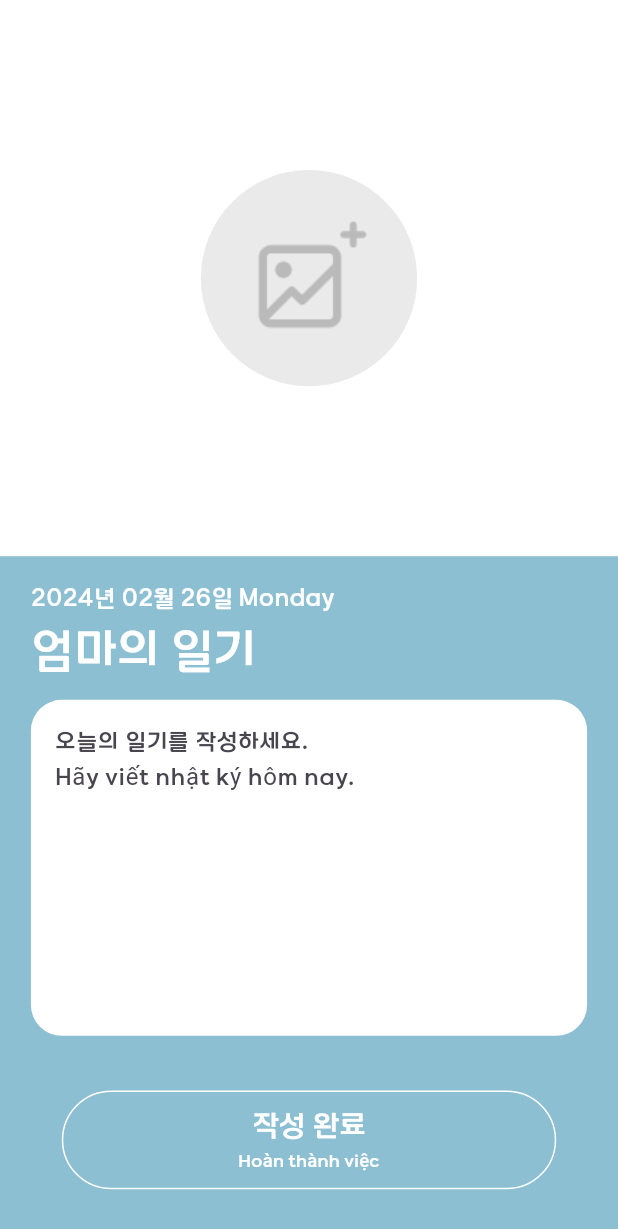
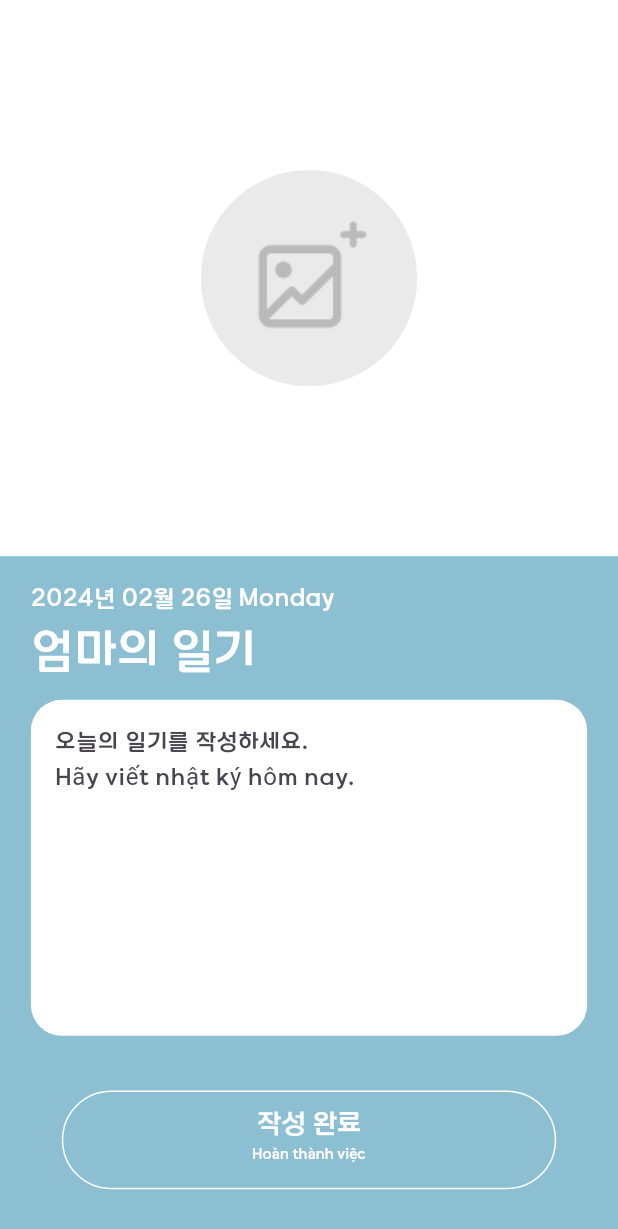
Before and after one commit to jhchoi316/provider_flutter, a Flutter app: the ParentUpload screen opened by its route, on a phone screen of 412 x 824 dp. Shown: the top 1229 px of the screen. Run offline on Flutter 3.47's test engine with Material 3 defaults, Android fonts, the phone set to English and light mode, and no system bars; our stand-ins replace fl_chart, go_router, google_fonts, image_picker; network calls fail.

Commit message:
화면 연결 끝!!!!!!!

```diff
--- a/lib/main.dart
+++ b/lib/main.dart
@@ -9,6 +9,7 @@
 import 'screens/diaries/parent_diary_upload.dart';
 import 'screens/home/home.dart';
 import 'screens/logIn/login.dart';
+import 'screens/providers/provider_child_camera.dart';
 import 'screens/providers/provider_home.dart';
 import 'screens/providers/provider_login.dart';
 import 'screens/providers/provider_parent_upload.dart';
@@ -23,9 +24,7 @@
         ChangeNotifierProvider(create: (_) => ProviderLogIn()),
         ChangeNotifierProvider(create: (_) => ProviderHome()),
         ChangeNotifierProvider(create: (_) => ProviderParentUpload()),
-        // ChangeNotifierProvider(create: (_) => ProviderParentResult()),
-        // ChangeNotifierProvider(create: (_) => ProviderChildUpload()),
-        // ChangeNotifierProvider(create: (_) => ProviderChildResult()),
+        ChangeNotifierProvider(create: (_) => ProviderChildCamera()),
 
         // ChangeNotifierProvider(create: (_) => ProviderReport()),
         // ChangeNotifierProvider(create: (_) => ProviderSettings()),
--- a/lib/screens/conversation/conversation.dart
+++ b/lib/screens/conversation/conversation.dart
@@ -473,7 +473,7 @@ class _ConversationState extends State<Conversation> with TickerProviderStateMix
                       SizedBox(height: height * 0.01,),
                       //오늘 날짜
                       Text(
-                          DateFormat('yyyy / MM / dd (E) ').format(selectedDate),                          style: TextStyle(
+                          DateFormat('yyyy / MM / dd  EEEE ').format(selectedDate),                          style: TextStyle(
                               color: Colors.white,
                               fontSize:15,
                               fontFamily: 'KNU_TRUTH'
--- a/lib/screens/diaries/child_diary_result.dart
+++ b/lib/screens/diaries/child_diary_result.dart
@@ -137,7 +137,7 @@ class _ChildResultState extends State<ChildResult> {
       ),
       child: TextButton(
         onPressed: () {
-          context.go('/home/conversation');
+          context.go('/conversation');
           context.read<ProviderHome>().setSelectedDate(DateTime.now());
           context.read<ProviderHome>().setData();
         },
--- a/lib/screens/diaries/parent_diary_result.dart
+++ b/lib/screens/diaries/parent_diary_result.dart
@@ -300,7 +300,7 @@ class _ParentResultState extends State<ParentResult> {
             SizedBox(width: 0),
             Text(
               'Đi đến trang chủ',
-              style: TextStyle(color: Colors.white, fontSize: height * 0.015,fontFamily: 'KNU_TRUTH'),
+              style: TextStyle(color: Colors.white, fontSize: height * 0.013,fontFamily: 'KNU_TRUTH'),
             ),
           ],
         ),
--- a/lib/screens/diaries/parent_diary_upload.dart
+++ b/lib/screens/diaries/parent_diary_upload.dart
@@ -181,13 +181,19 @@ class _ParentUploadState extends State<ParentUpload> {
           children: [
             Text(
               '작성 완료',
-              style: TextStyle(color: Colors.white, fontSize: height * 0.025, fontFamily: 'KNU_TRUTH'
+              style: TextStyle(
+                  color: Colors.white,
+                  fontSize: height * 0.023,
+                  fontFamily: 'KNU_TRUTH'
               ),
             ),
             SizedBox(width: 0),
             Text(
               'Hoàn thành việc',
-              style: TextStyle(color: Colors.white, fontSize: height * 0.015, fontFamily: 'KNU_TRUTH'
+              style: TextStyle(
+                  color: Colors.white,
+                  fontSize: height * 0.012,
+                  fontFamily: 'KNU_TRUTH'
               ),
             ),
           ],
--- a/lib/screens/providers/provider_home.dart
+++ b/lib/screens/providers/provider_home.dart
@@ -6,7 +6,6 @@ import 'package:http/http.dart' as http;
 import 'package:intl/intl.dart';
 
 class ProviderHome with ChangeNotifier {
-  StreamController<int> controller = StreamController.broadcast();
 
   late Map<String, dynamic> jsonResponse;
 
```
Also changed, not shown: lib/screens/diaries/child_diary_camera.dart (+4 -3 lines), lib/screens/home/home.dart (+8 -5 lines). Lines whose indentation alone changed are shown as unchanged.
